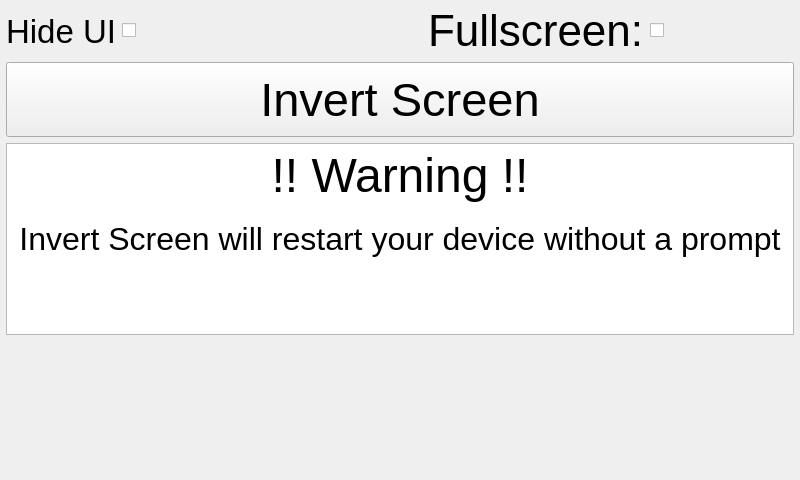
Above: ui/GuiSettingsWidget.ui from kipr/botui before the change. Below: the same form after it.
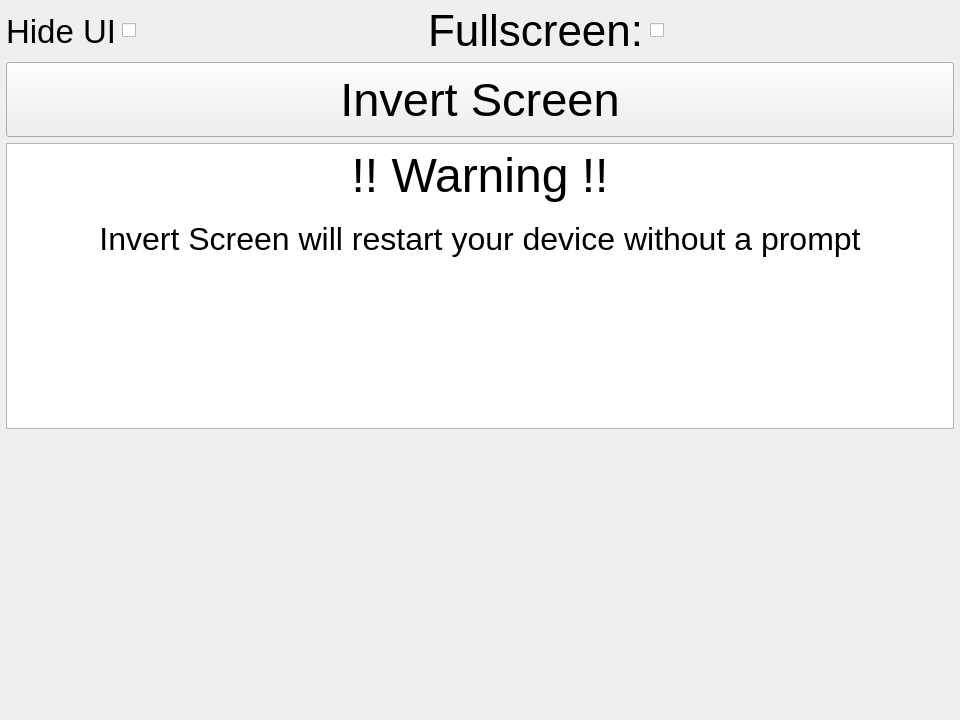
That is the form after the change.

```diff
--- a/ui/GuiSettingsWidget.ui
+++ b/ui/GuiSettingsWidget.ui
@@ -6,8 +6,8 @@
    <rect>
     <x>0</x>
     <y>0</y>
-    <width>800</width>
-    <height>480</height>
+    <width>960</width>
+    <height>720</height>
    </rect>
   </property>
   <property name="windowTitle">
```
